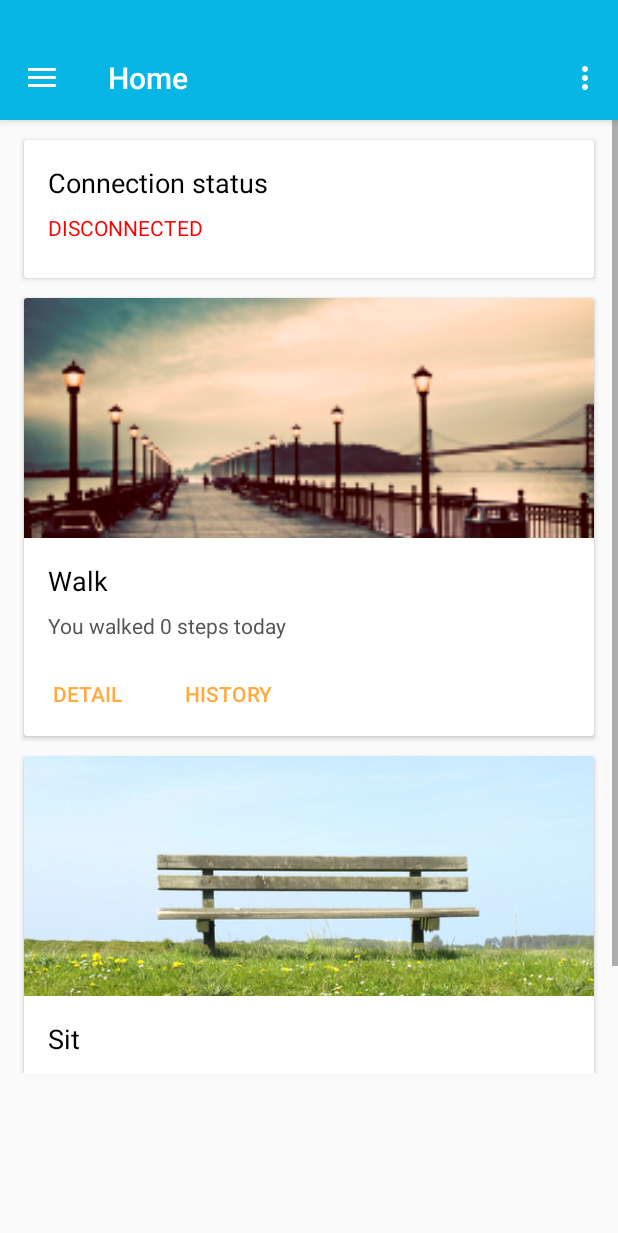
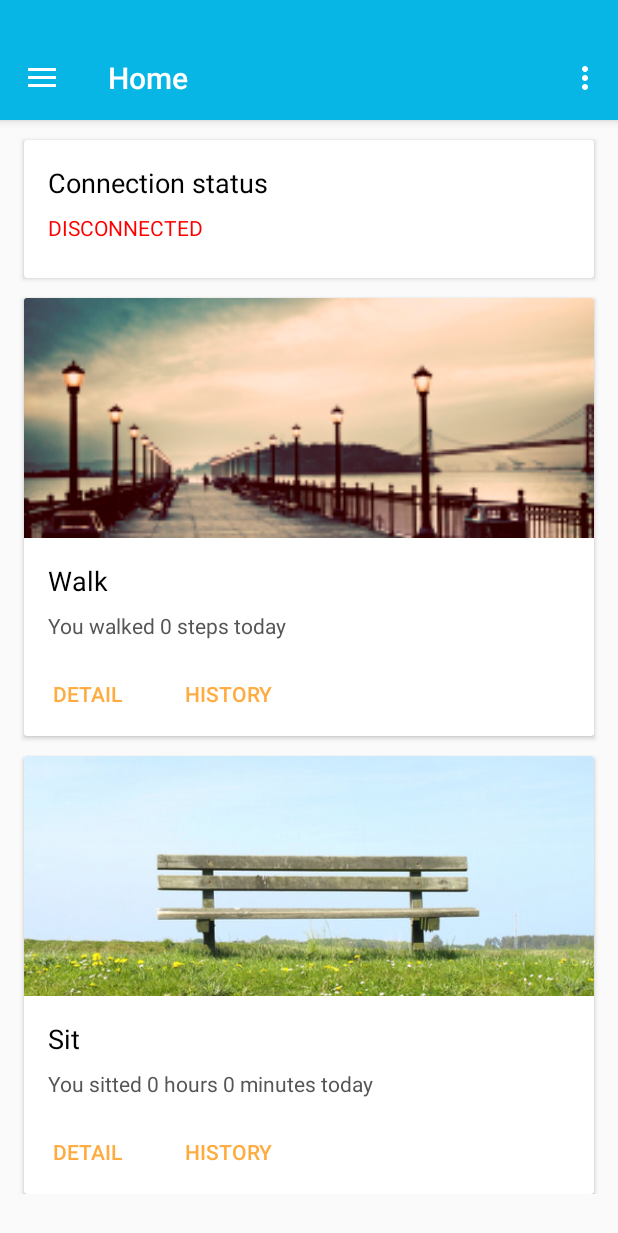
Before and after one commit to NooooWorries/Sit-or-Walk, an Android app: the HomeFragment screen opened directly, with no data from a screen before it, on a phone screen of 412 x 824 dp. Shown: the top 1233 px of the screen. Run offline under Robolectric (Android 15) with nearby library versions, the phone set to English and light mode, and no system bars; 2 statements that could not run were skipped.

Commit message:
FINALIZED
Signed-off-by: Zixin Cheng <czxbnb@vip.qq.com>

```diff
--- a/app/src/main/AndroidManifest.xml
+++ b/app/src/main/AndroidManifest.xml
@@ -35,7 +35,8 @@
             android:name=".MainActivity"
             android:label="@string/title_activity_main"
             android:screenOrientation="portrait"
-            android:theme="@style/AppTheme.NoActionBar" />
+            android:theme="@style/AppTheme.NoActionBar"
+            android:windowSoftInputMode="adjustResize"/>
         <activity
             android:name=".Settings.SettingsActivity"
             android:label="SettingActivity"
--- a/app/src/main/java/com/hammer/sitorwalk/MainActivity.java
+++ b/app/src/main/java/com/hammer/sitorwalk/MainActivity.java
@@ -16,6 +16,7 @@ import android.support.v7.app.AppCompatActivity;
 import android.support.v7.widget.Toolbar;
 import android.view.Menu;
 import android.view.MenuItem;
+import android.view.View;
 import android.view.Window;
 import android.view.WindowManager;
 
--- a/app/src/main/res/layout/app_bar_main.xml
+++ b/app/src/main/res/layout/app_bar_main.xml
@@ -4,7 +4,7 @@
     xmlns:tools="http://schemas.android.com/tools"
     android:layout_width="match_parent"
     android:layout_height="match_parent"
-    tools:context="com.hammer.sitorwalk.com.hammer.sitorwalk.MainActivity">
+    tools:context="com.hammer.sitorwalk.MainActivity">
 
     <android.support.design.widget.AppBarLayout
         android:layout_width="match_parent"
@@ -14,7 +14,7 @@
         <android.support.v7.widget.Toolbar
             android:id="@+id/toolbar"
             android:layout_width="match_parent"
-            android:layout_height="80dp"
+            android:layout_height="wrap_content"
             android:background="?attr/colorPrimary"
             app:popupTheme="@style/AppTheme.PopupOverlay" />
 
--- a/app/src/main/res/layout/content_main.xml
+++ b/app/src/main/res/layout/content_main.xml
@@ -5,12 +5,12 @@
     android:layout_width="match_parent"
     android:layout_height="match_parent"
     app:layout_behavior="@string/appbar_scrolling_view_behavior"
-    tools:context="com.hammer.sitorwalk.com.hammer.sitorwalk.MainActivity"
+    tools:context="com.hammer.sitorwalk.MainActivity"
     tools:showIn="@layout/app_bar_main">
 
     <FrameLayout
         android:layout_width="match_parent"
-        android:layout_height="635dp"
+        android:layout_height="match_parent"
         android:id="@+id/main_container"
         tools:layout_editor_absoluteY="8dp"
         tools:layout_editor_absoluteX="8dp"></FrameLayout>
--- a/app/src/main/res/layout/fragment_home.xml
+++ b/app/src/main/res/layout/fragment_home.xml
@@ -1,10 +1,9 @@
-<LinearLayout xmlns:android="http://schemas.android.com/apk/res/android"
+<RelativeLayout xmlns:android="http://schemas.android.com/apk/res/android"
     xmlns:tools="http://schemas.android.com/tools"
-    xmlns:app="http://schemas.android.com/apk/res-auto"
-    android:layout_width="match_parent"
-    android:layout_height="match_parent"
-    android:orientation="vertical"
-    tools:context="com.hammer.sitorwalk.HomeFragment">
+    android:layout_width="fill_parent"
+    android:layout_height="fill_parent"
+    tools:context="com.hammer.sitorwalk.HomeFragment"
+    android:fitsSystemWindows="true">
 
     <ScrollView
         android:layout_width="match_parent"
@@ -13,7 +12,8 @@
         <LinearLayout
             android:layout_width="match_parent"
             android:layout_height="wrap_content"
-            android:orientation="vertical" >
+            android:orientation="vertical"
+            android:gravity="center">
 
             <android.support.v7.widget.CardView
                 android:id="@+id/connectionCard"
@@ -23,7 +23,8 @@
                 android:layout_alignParentTop="true"
                 android:layout_marginLeft="16dp"
                 android:layout_marginRight="16dp"
-                android:layout_marginTop="13dp">
+                android:layout_marginTop="13dp"
+                >
 
                 <LinearLayout
                     android:layout_width="match_parent"
@@ -187,6 +188,7 @@
                     </LinearLayout>
                 </LinearLayout>
             </android.support.v7.widget.CardView>
+
         </LinearLayout>
     </ScrollView>
-</LinearLayout>
+</RelativeLayout>
--- a/app/src/main/res/values/styles.xml
+++ b/app/src/main/res/values/styles.xml
@@ -8,6 +8,7 @@
         <item name="colorAccent">@color/colorAccent</item>
         <item name="android:windowTranslucentStatus">true</item>
         <item name="android:windowTranslucentNavigation">true</item>
+        <item name="android:windowDrawsSystemBarBackgrounds">false</item>
     </style>
 
     <style name="FullscreenTheme" parent="AppTheme">
@@ -18,12 +19,14 @@
         <item name="metaButtonBarButtonStyle">?android:attr/buttonBarButtonStyle</item>
         <item name="android:windowTranslucentStatus">true</item>
         <item name="android:windowTranslucentNavigation">true</item>
+        <item name="android:windowDrawsSystemBarBackgrounds">false</item>
     </style>
 
     <style name="FullscreenActionBarStyle" parent="Widget.AppCompat.ActionBar">
         <item name="android:background">@color/black_overlay</item>
         <item name="android:windowTranslucentStatus">true</item>
         <item name="android:windowTranslucentNavigation">true</item>
+        <item name="android:windowDrawsSystemBarBackgrounds">false</item>
     </style>
 
     <style name="AppTheme.NoActionBar">
@@ -31,17 +34,23 @@
         <item name="windowNoTitle">true</item>
         <item name="android:windowTranslucentStatus">true</item>
         <item name="android:windowTranslucentNavigation">true</item>
+        <item name="android:windowDrawsSystemBarBackgrounds">false</item>
     </style>
 
-    <style name="AppTheme.AppBarOverlay" parent="ThemeOverlay.AppCompat.Dark.ActionBar" />
+    <style name="AppTheme.AppBarOverlay" parent="ThemeOverlay.AppCompat.Dark.ActionBar" >
+        <item name="android:windowDrawsSystemBarBackgrounds">false</item>
+    </style>
 
-    <style name="AppTheme.PopupOverlay" parent="ThemeOverlay.AppCompat.Light" />
+    <style name="AppTheme.PopupOverlay" parent="ThemeOverlay.AppCompat.Light">
+    <item name="android:windowDrawsSystemBarBackgrounds">false</item>
+    </style>
 
 
     <style name="SplashTheme" parent="Theme.AppCompat.NoActionBar">
         <item name="android:windowBackground">@drawable/layer_splash</item>
         <item name="android:windowTranslucentStatus">true</item>
         <item name="android:windowTranslucentNavigation">true</item>
+        <item name="android:windowDrawsSystemBarBackgrounds">false</item>
     </style>
 
     <style name="PrimaryFlatButton" parent="Theme.AppCompat.Light">
@@ -49,11 +58,13 @@
             @style/Widget.AppCompat.Button.Borderless.Colored
         </item>
         <item name="colorAccent">#FFAB40</item>
+        <item name="android:windowDrawsSystemBarBackgrounds">false</item>
     </style>
 
     <!-- Settings activity theme. -->
     <style name="SettingsTheme" parent="@android:style/Theme.Material.Light.DarkActionBar">
         <item name="android:colorPrimary">@color/colorPrimary</item>
         <item name="android:colorPrimaryDark">@color/colorPrimaryDark</item>
+        <item name="android:windowDrawsSystemBarBackgrounds">false</item>
     </style>
 </resources>
--- a/app/src/main/res/xml/preferences.xml
+++ b/app/src/main/res/xml/preferences.xml
@@ -76,10 +76,10 @@
     </PreferenceScreen>
     <PreferenceScreen
         android:id="@+id/sitCounter"
-        android:icon="@drawable/ic_menu_manage"
+        android:icon="@drawable/ic_menu_send"
         android:key="key_step_counter"
         android:persistent="false"
-        android:title="Step Counter">
+        android:title="Sit Counter">
 
         <EditTextPreference
             android:id="@+id/settings_sit_notification"
```
Also changed, not shown: 36 other files.
